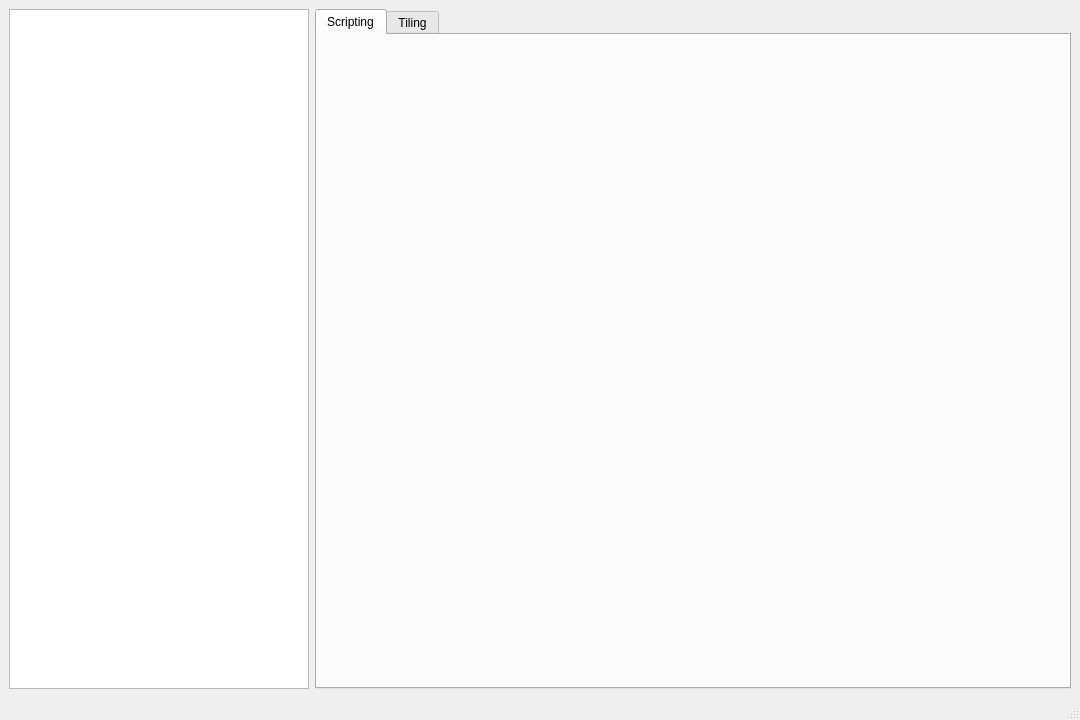
First picture: the form in ide/ui/editorwindow.ui, repository KelvinShadewing/brux-gdk, before the edit.
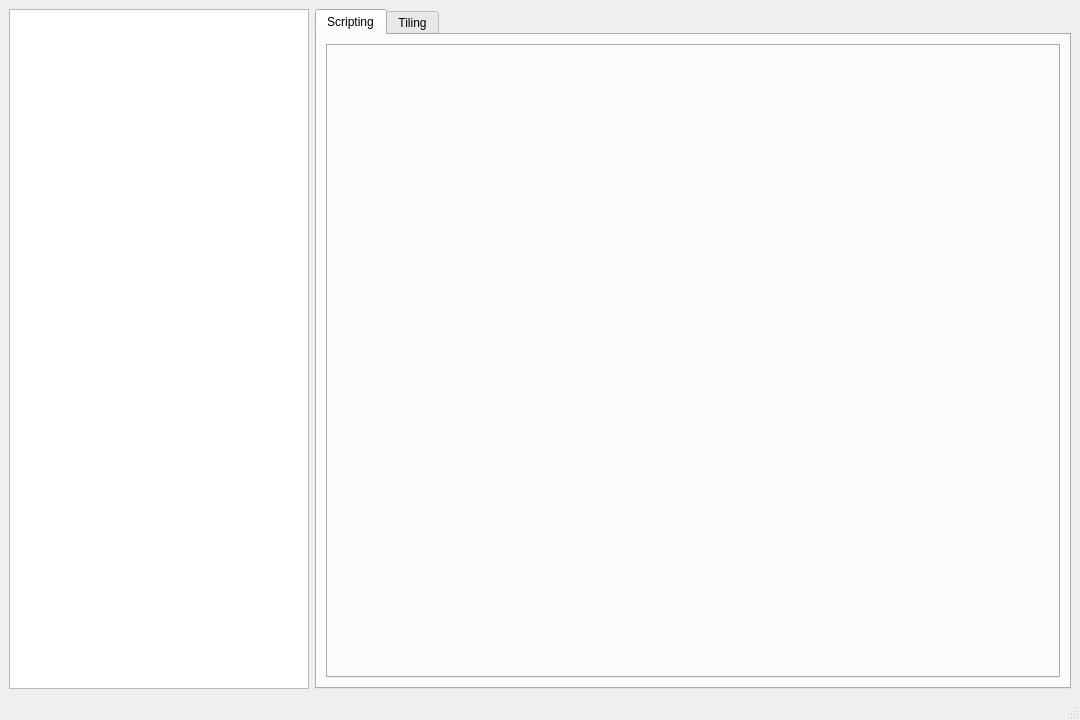
Second picture: the form after the edit. Icons and pictures are not drawn.

Commit message: Fix OpenFiles.erase SIGSEGV

What changed in the file:
```diff
--- a/ide/ui/editorwindow.ui
+++ b/ide/ui/editorwindow.ui
@@ -63,14 +63,17 @@
             <property name="currentIndex">
              <number>-1</number>
             </property>
+            <property name="usesScrollButtons">
+             <bool>false</bool>
+            </property>
             <property name="documentMode">
-             <bool>true</bool>
+             <bool>false</bool>
             </property>
             <property name="tabsClosable">
              <bool>true</bool>
             </property>
             <property name="tabBarAutoHide">
-             <bool>true</bool>
+             <bool>false</bool>
             </property>
            </widget>
           </item>
```
The commit also changes 1 other file.
